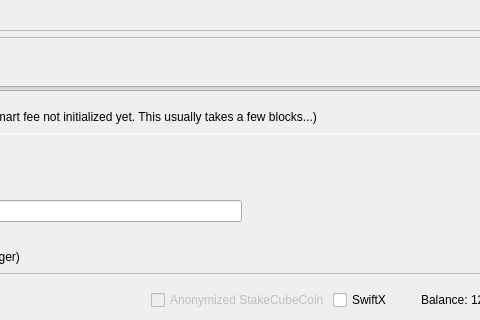
Qt form src/qt/forms/sendcoinsdialog.ui (stakecube/stakecubecoin-archive) before a commit; both pictures show x 409 to 889 and y 375 to 695 of the 978 by 695 pixel window.
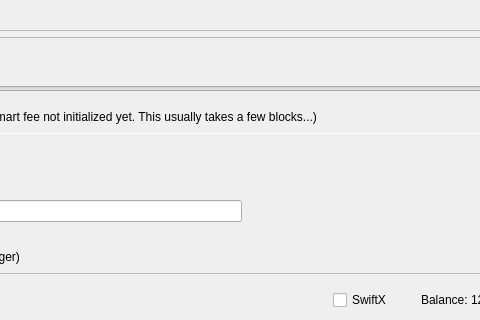
The same form after that commit. Icons and pictures are not drawn. Custom widgets are drawn as their Qt base class.

Patch:
```diff
--- a/src/qt/forms/sendcoinsdialog.ui
+++ b/src/qt/forms/sendcoinsdialog.ui
@@ -1680,16 +1680,6 @@
              <property name="spacing">
               <number>3</number>
              </property>
-             <item>
-              <widget class="QCheckBox" name="checkzSCC">
-               <property name="enabled">
-                <bool>false</bool>
-               </property>
-               <property name="text">
-                <string>Anonymized StakeCubeCoin</string>
-               </property>
-              </widget>
-             </item>
              <item>
               <widget class="QCheckBox" name="checkSwiftTX">
                <property name="enabled">
```
